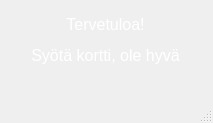
Qt form bank-automat/mainwindow.ui (JuusoToratti/tvt23pankkiprojekti) before a commit.
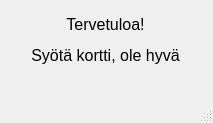
The same form after that commit. Icons and pictures are not drawn.

Patch:
```diff
--- a/bank-automat/mainwindow.ui
+++ b/bank-automat/mainwindow.ui
@@ -31,9 +31,7 @@
     </property>
     <property name="styleSheet">
      <string notr="true">
-background-color: transparent;
-background-image: none;
-color: white;
+
 
 </string>
     </property>
```
Left out of the diff: 2 changed lines with no effect on the pictures.
